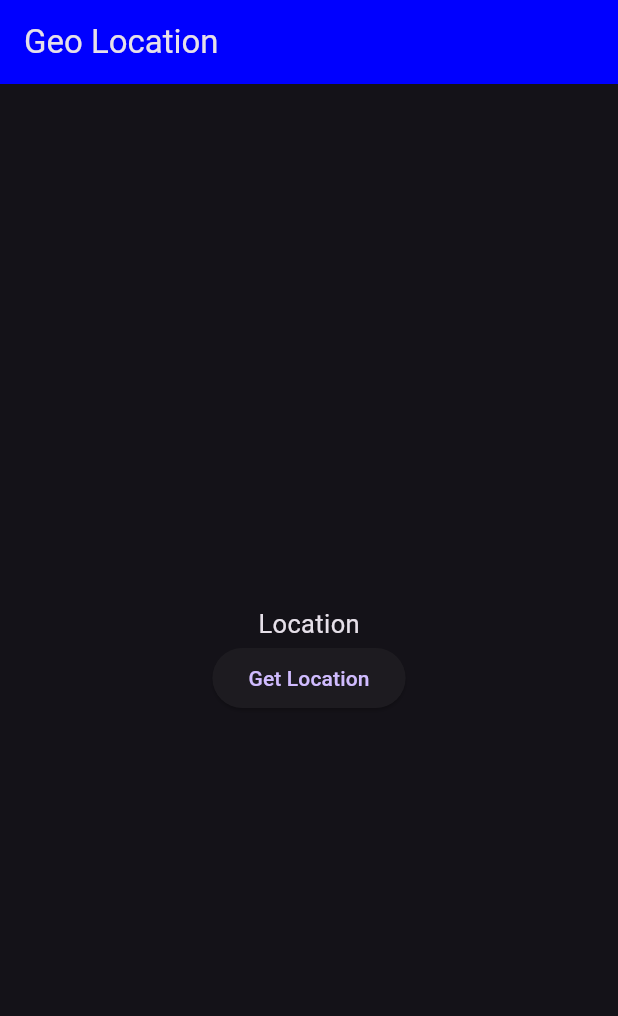
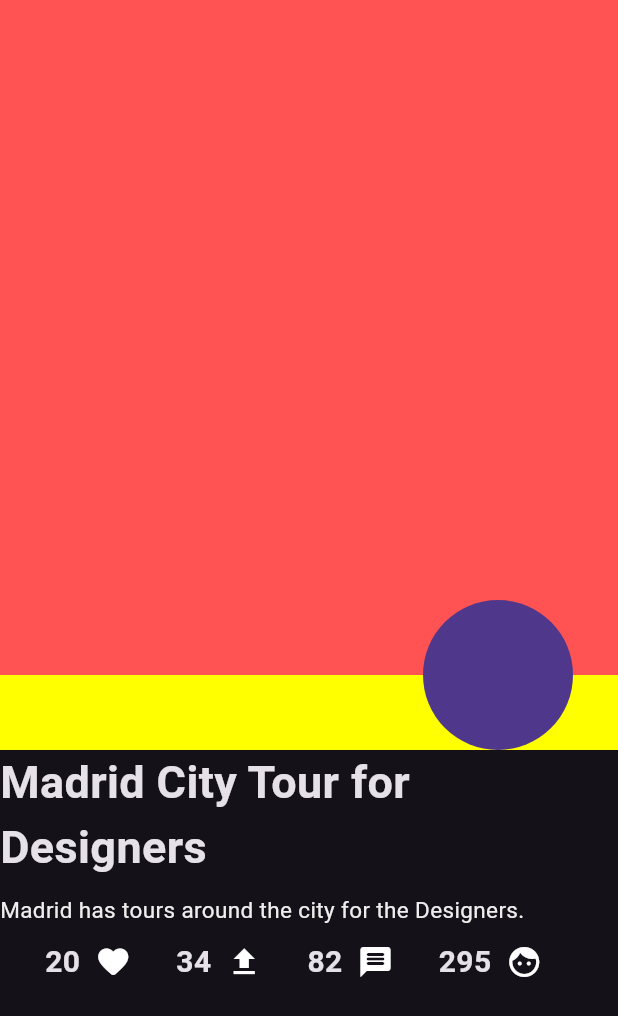
Before and after one commit to AtharvaParadkar/Flutter-Fundamentals, a Flutter app: the screen it shows after launch, on a phone screen of 412 x 824 dp. Shown: the top 1016 px of the screen. Run offline on Flutter 3.47's test engine with Material 3 defaults, Android fonts, the phone set to English and light mode, and no system bars; our stand-ins replace animated_text_kit, cached_network_image, fluttertoast, geolocator, image_picker.

Commit message:
Simple UI Clone

```diff
--- /dev/null
+++ b/lib/Widgets/simpleui.dart
@@ -0,0 +1,90 @@
+import 'package:flutter/material.dart';
+
+class SimpleUI extends StatefulWidget {
+  const SimpleUI({super.key});
+
+  @override
+  State<SimpleUI> createState() => SimpleUIState();
+}
+
+class SimpleUIState extends State<SimpleUI> {
+  @override
+  Widget build(BuildContext context) {
+    var h = MediaQuery.of(context).size.height,
+        w = MediaQuery.of(context).size.width;
+    return Scaffold(
+      body: Container(
+        child: Column(
+          children: [
+            Stack(
+              children: [
+                Positioned(
+                  child: Container(
+                    height: 500, //h/2,
+                    color: Colors.yellowAccent,
+                    child: Stack(
+                      children: [
+                        Positioned(
+                          child: Container(
+                            height: 450,
+                            color: Colors.redAccent,
+                          ),
+                        ),
+                        const Positioned(
+                          right: 30,
+                          bottom: 0,
+                          child: CircleAvatar(
+                            radius: 50,
+                          ),
+                        )
+                      ],
+                    ),
+                  ),
+                ),
+              ],
+            ),
+            Container(
+              child: Column(
+                crossAxisAlignment: CrossAxisAlignment.start,
+                children: [
+                  const Text(
+                    'Madrid City Tour for Designers',
+                    style: TextStyle(fontSize: 30, fontWeight: FontWeight.bold),
+                  ),
+                  const SizedBox(height: 10),
+                  Text(
+                    'Madrid has tours around the city for the Designers.',
+                    style: TextStyle(fontSize: 15, color: Colors.grey[200]),
+                  ),
+                ],
+              ),
+            ),
+            const SizedBox(height: 10),
+            Row(
+              children: [
+                rowIconText('20', Icons.favorite_rounded),
+                rowIconText('34', Icons.upload),
+                rowIconText('82', Icons.message_rounded),
+                rowIconText('295', Icons.face),
+              ],
+            )
+          ],
+        ),
+      ),
+    );
+  }
+
+  Widget rowIconText(String text, IconData icon) {
+    return Row(
+      children: [
+        const SizedBox(width: 30),
+        Text(
+          text,
+          style: const TextStyle(fontSize: 20, fontWeight: FontWeight.bold),
+        ),
+        const SizedBox(width: 10),
+        Icon(icon),
+      ],
+    );
+  }
+}
--- a/lib/main.dart
+++ b/lib/main.dart
@@ -16,6 +16,7 @@ import "package:flutter_basics/Widgets/imagepicker.dart";
 import "package:flutter_basics/Widgets/list_grid.dart";
 import "package:flutter_basics/Widgets/location.dart";
 import "package:flutter_basics/Widgets/rowscolumns.dart";
+import "package:flutter_basics/Widgets/simpleui.dart";
 import "package:flutter_basics/Widgets/snackbar.dart";
 import "package:flutter_basics/Widgets/stack.dart";
 import "package:flutter_basics/Widgets/tabbar.dart";
@@ -34,7 +35,7 @@ class MyApp extends StatelessWidget {
         primaryColor: const Color.fromARGB(255, 0, 0, 255),
         brightness: Brightness.dark,
       ),
-      home: const LocationWidget(),
+      home: const SimpleUI(),
     );
   }
 }
```
